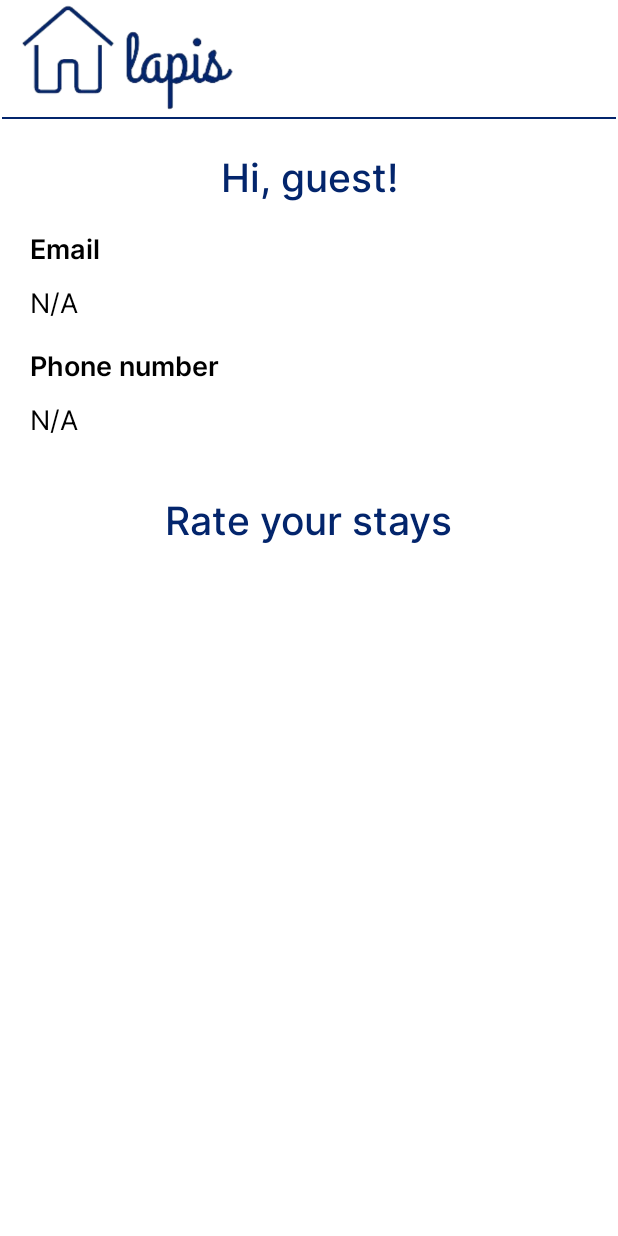
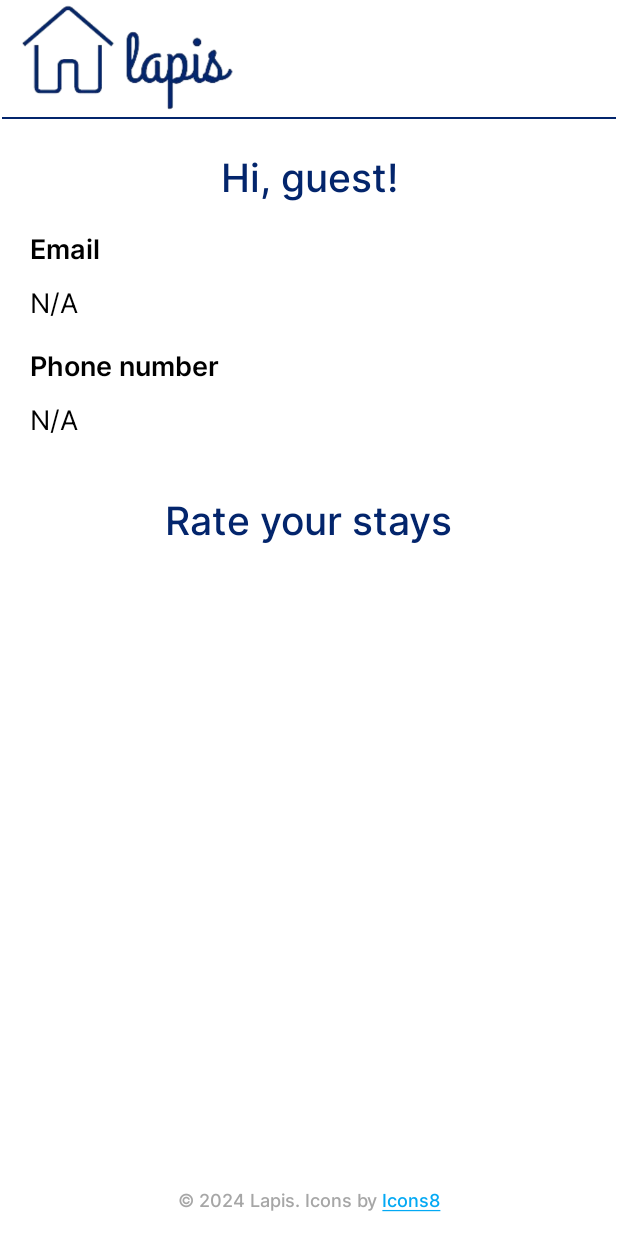
Before and after one commit to katerinamant/lapis, an Android app: the UserPageActivity screen opened directly, with no data from a screen before it, on a phone screen of 412 x 824 dp. Run offline under Robolectric (Android 15) with nearby library versions, the phone set to English and light mode, and no system bars.

Commit message:
add copyright footnote

```diff
--- a/app/src/main/java/com/example/lapis/UserPage/UserPageActivity.java
+++ b/app/src/main/java/com/example/lapis/UserPage/UserPageActivity.java
@@ -7,6 +7,7 @@ import android.content.SharedPreferences;
 import android.os.Bundle;
 import android.os.Handler;
 import android.os.Looper;
+import android.text.method.LinkMovementMethod;
 import android.util.Log;
 import android.view.Gravity;
 import android.view.LayoutInflater;
@@ -98,6 +99,10 @@ public class UserPageActivity extends AppCompatActivity implements RatingsRecycl
             Intent intent = new Intent(UserPageActivity.this, HomePageActivity.class);
             startActivity(intent);
         });
+
+        // Copyright footnote
+        TextView copyrightText = findViewById(R.id.copyright_text);
+        copyrightText.setMovementMethod(LinkMovementMethod.getInstance());
     }
 
     private void onSuccessfulRating() {
--- a/app/src/main/res/layout/activity_user_page.xml
+++ b/app/src/main/res/layout/activity_user_page.xml
@@ -10,11 +10,11 @@
     <RelativeLayout
         android:id="@+id/relative_user_page"
         android:layout_width="match_parent"
-        android:layout_height="match_parent"
-        app:layout_constraintBottom_toTopOf="parent"
+        android:layout_height="839dp"
+        app:layout_constraintBottom_toTopOf="@id/copyright_text"
         app:layout_constraintEnd_toEndOf="parent"
         app:layout_constraintStart_toStartOf="parent"
-        app:layout_constraintTop_toBottomOf="parent" />
+        app:layout_constraintTop_toTopOf="parent" />
 
     <View
         android:id="@+id/divider5"
@@ -136,10 +136,25 @@
         android:layout_width="match_parent"
         android:layout_height="0dp"
         android:layout_marginTop="12dp"
-        app:layout_constraintBottom_toBottomOf="parent"
+        android:layout_marginBottom="5dp"
+        app:layout_constraintBottom_toTopOf="@+id/copyright_text"
         app:layout_constraintEnd_toEndOf="parent"
         app:layout_constraintHorizontal_bias="0.0"
         app:layout_constraintStart_toStartOf="parent"
         app:layout_constraintTop_toBottomOf="@+id/rate_your_stays_title" />
 
+    <TextView
+        android:id="@+id/copyright_text"
+        android:layout_width="wrap_content"
+        android:layout_height="wrap_content"
+        android:layout_marginBottom="15dp"
+        android:fontFamily="@font/inter_medium"
+        android:text="@string/copyright"
+        android:textColor="@color/hint"
+        android:textSize="12sp"
+        app:layout_constraintBottom_toBottomOf="parent"
+        app:layout_constraintEnd_toEndOf="parent"
+        app:layout_constraintStart_toStartOf="parent"
+        android:textColorLink="#03A9F4"/>
+
 </androidx.constraintlayout.widget.ConstraintLayout>
--- a/app/src/main/res/values/strings.xml
+++ b/app/src/main/res/values/strings.xml
@@ -50,6 +50,9 @@
     <string name="price">Price</string>
     <string name="price_per_night">€ per night</string>
 
+    <!-- Search Page Footnote -->
+    <string name="copyright">© 2024 Lapis. Icons by <a href="https://icons8.com/">Icons8</a></string>
+
     <!-- Rental Page and Rental List Item -->
     <string name="rental_image_desc">Rental image</string>
     <string name="rental_name">Rental name</string>
```
